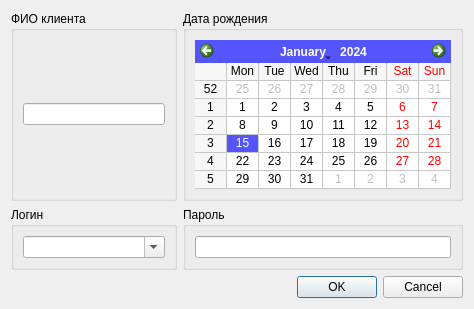
Before: the Qt Designer form Admin/MainManager/clientsWidget/cclientdialog.ui in Demonist/TCS, drawn with Qt 5.
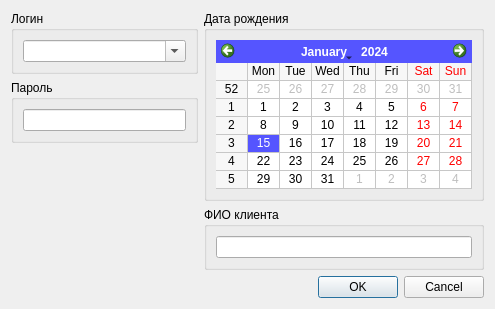
After: the same form once the commit is applied.

Diff of the .ui file:
```diff
--- a/Admin/MainManager/clientsWidget/cclientdialog.ui
+++ b/Admin/MainManager/clientsWidget/cclientdialog.ui
@@ -6,58 +6,17 @@
    <rect>
     <x>0</x>
     <y>0</y>
-    <width>474</width>
-    <height>304</height>
+    <width>495</width>
+    <height>290</height>
    </rect>
   </property>
   <property name="windowTitle">
    <string>Dialog</string>
   </property>
   <layout class="QGridLayout" name="gridLayout">
-   <item row="0" column="0">
-    <layout class="QGridLayout" name="gridLayout_2">
-     <item row="0" column="0">
-      <widget class="QGroupBox" name="groupBox">
-       <property name="title">
-        <string>ФИО клиента</string>
-       </property>
-       <layout class="QGridLayout" name="gridLayout_3">
-        <item row="0" column="0">
-         <widget class="QLineEdit" name="leClientFIO"/>
-        </item>
-       </layout>
-      </widget>
-     </item>
-     <item row="0" column="1">
-      <widget class="QGroupBox" name="groupBox_2">
-       <property name="title">
-        <string>Дата рождения</string>
-       </property>
-       <layout class="QGridLayout" name="gridLayout_4">
-        <item row="0" column="0">
-         <widget class="QCalendarWidget" name="cwClientBirthDate">
-          <property name="font">
-           <font>
-            <weight>50</weight>
-            <italic>false</italic>
-            <bold>false</bold>
-            <underline>false</underline>
-            <strikeout>false</strikeout>
-            <stylestrategy>PreferDefault</stylestrategy>
-           </font>
-          </property>
-          <property name="styleSheet">
-           <string notr="true">selection-background-color: rgb(85, 85, 255);</string>
-          </property>
-          <property name="gridVisible">
-           <bool>true</bool>
-          </property>
-         </widget>
-        </item>
-       </layout>
-      </widget>
-     </item>
-     <item row="1" column="0">
+   <item row="0" column="0" rowspan="2">
+    <layout class="QVBoxLayout" name="verticalLayout">
+     <item>
       <widget class="QGroupBox" name="groupBox_3">
        <property name="title">
         <string>Логин</string>
@@ -79,7 +38,7 @@
        </layout>
       </widget>
      </item>
-     <item row="1" column="1">
+     <item>
       <widget class="QGroupBox" name="groupBox_4">
        <property name="title">
         <string>Пароль</string>
@@ -91,10 +50,80 @@
        </layout>
       </widget>
      </item>
+     <item>
+      <spacer name="verticalSpacer">
+       <property name="orientation">
+        <enum>Qt::Vertical</enum>
+       </property>
+       <property name="sizeHint" stdset="0">
+        <size>
+         <width>20</width>
+         <height>40</height>
+        </size>
+       </property>
+      </spacer>
+     </item>
     </layout>
    </item>
-   <item row="3" column="0">
-    <layout class="QVBoxLayout" name="verticalLayout">
+   <item row="0" column="1">
+    <widget class="QGroupBox" name="groupBox_2">
+     <property name="title">
+      <string>Дата рождения</string>
+     </property>
+     <layout class="QGridLayout" name="gridLayout_4">
+      <item row="0" column="0">
+       <widget class="QCalendarWidget" name="cwClientBirthDate">
+        <property name="font">
+         <font>
+          <weight>50</weight>
+          <italic>false</italic>
+          <bold>false</bold>
+          <underline>false</underline>
+          <strikeout>false</strikeout>
+          <stylestrategy>PreferDefault</stylestrategy>
+         </font>
+        </property>
+        <property name="styleSheet">
+         <string notr="true">selection-background-color: rgb(85, 85, 255);</string>
+        </property>
+        <property name="firstDayOfWeek">
+         <enum>Qt::Monday</enum>
+        </property>
+        <property name="gridVisible">
+         <bool>true</bool>
+        </property>
+       </widget>
+      </item>
+     </layout>
+    </widget>
+   </item>
+   <item row="1" column="1">
+    <widget class="QGroupBox" name="groupBox">
+     <property name="title">
+      <string>ФИО клиента</string>
+     </property>
+     <layout class="QGridLayout" name="gridLayout_3">
+      <item row="0" column="0">
+       <widget class="QLineEdit" name="leClientFIO"/>
+      </item>
+     </layout>
+    </widget>
+   </item>
+   <item row="2" column="0" colspan="2">
+    <layout class="QHBoxLayout" name="horizontalLayout">
+     <item>
+      <spacer name="horizontalSpacer">
+       <property name="orientation">
+        <enum>Qt::Horizontal</enum>
+       </property>
+       <property name="sizeHint" stdset="0">
+        <size>
+         <width>40</width>
+         <height>20</height>
+        </size>
+       </property>
+      </spacer>
+     </item>
      <item>
       <widget class="QDialogButtonBox" name="buttonBox">
        <property name="standardButtons">
@@ -104,19 +133,6 @@
      </item>
     </layout>
    </item>
-   <item row="4" column="0">
-    <spacer name="verticalSpacer">
-     <property name="orientation">
-      <enum>Qt::Vertical</enum>
-     </property>
-     <property name="sizeHint" stdset="0">
-      <size>
-       <width>20</width>
-       <height>40</height>
-      </size>
-     </property>
-    </spacer>
-   </item>
   </layout>
  </widget>
  <resources/>
```
